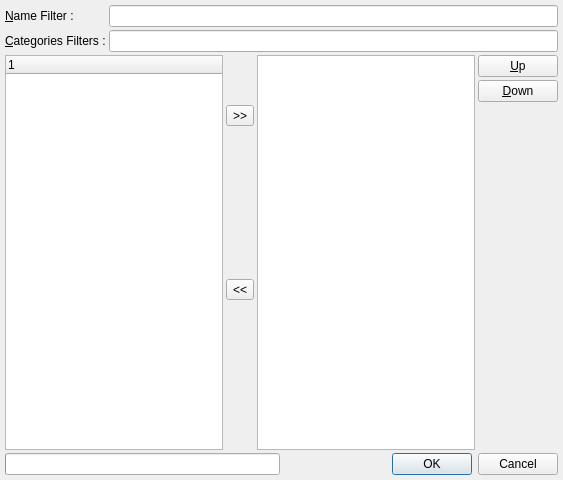
Before: the Qt Designer form v2/branches/noproject2/trunk/monkey/src/toolsmanager/ui/UIDesktopTools.ui in testmana2/mks, drawn with Qt 5.
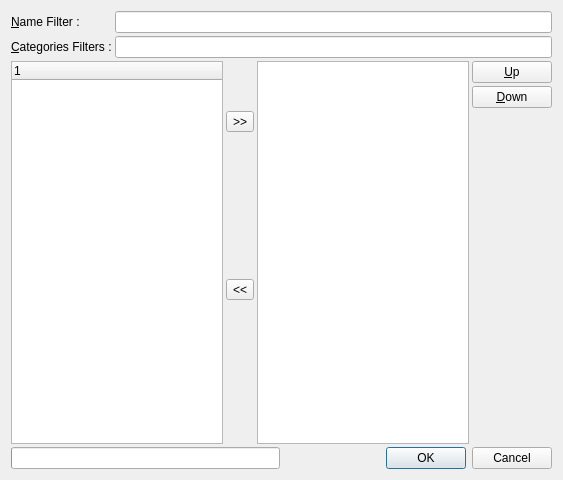
After: the same form once the commit is applied. Icons and pictures are not drawn.

Diff of the .ui file:
```diff
--- a/v2/branches/noproject2/trunk/monkey/src/toolsmanager/ui/UIDesktopTools.ui
+++ b/v2/branches/noproject2/trunk/monkey/src/toolsmanager/ui/UIDesktopTools.ui
@@ -13,18 +13,6 @@
    <string>Desktop Applications</string>
   </property>
   <layout class="QGridLayout" >
-   <property name="leftMargin" >
-    <number>5</number>
-   </property>
-   <property name="topMargin" >
-    <number>5</number>
-   </property>
-   <property name="rightMargin" >
-    <number>5</number>
-   </property>
-   <property name="bottomMargin" >
-    <number>5</number>
-   </property>
    <property name="horizontalSpacing" >
     <number>3</number>
    </property>
@@ -33,18 +21,6 @@
    </property>
    <item row="0" column="0" colspan="4" >
     <layout class="QGridLayout" >
-     <property name="leftMargin" >
-      <number>0</number>
-     </property>
-     <property name="topMargin" >
-      <number>0</number>
-     </property>
-     <property name="rightMargin" >
-      <number>0</number>
-     </property>
-     <property name="bottomMargin" >
-      <number>0</number>
-     </property>
      <property name="horizontalSpacing" >
       <number>3</number>
      </property>
@@ -89,6 +65,12 @@
    </item>
    <item rowspan="6" row="1" column="0" >
     <widget class="QTreeWidget" name="twLeft" >
+     <property name="minimumSize" >
+      <size>
+       <width>0</width>
+       <height>0</height>
+      </size>
+     </property>
      <property name="editTriggers" >
       <set>QAbstractItemView::NoEditTriggers</set>
      </property>
@@ -218,18 +200,6 @@
      <property name="spacing" >
       <number>3</number>
      </property>
-     <property name="leftMargin" >
-      <number>0</number>
-     </property>
-     <property name="topMargin" >
-      <number>0</number>
-     </property>
-     <property name="rightMargin" >
-      <number>0</number>
-     </property>
-     <property name="bottomMargin" >
-      <number>0</number>
-     </property>
      <item>
       <widget class="QProgressBar" name="pbLoading" >
        <property name="minimumSize" >
```
